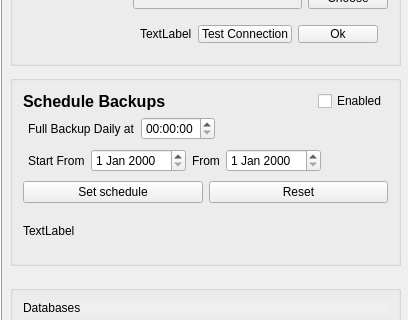
Before: the Qt Designer form ui/mainWindow.ui in desxedada/SQLGDriveBackup, drawn with Qt 5; both pictures show x 0 to 408 and y 144 to 464 of the 408 by 831 pixel window.
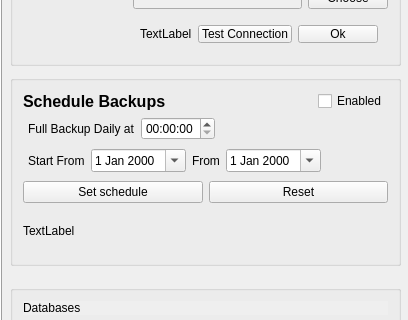
After: the same form once the commit is applied.

```diff
--- a/ui/mainWindow.ui
+++ b/ui/mainWindow.ui
@@ -414,7 +414,11 @@
          </widget>
         </item>
         <item>
-         <widget class="QDateEdit" name="beginDateEdit"/>
+         <widget class="QDateEdit" name="beginDateEdit">
+          <property name="calendarPopup">
+           <bool>true</bool>
+          </property>
+         </widget>
         </item>
         <item>
          <widget class="QLabel" name="label_2">
@@ -424,7 +428,11 @@
          </widget>
         </item>
         <item>
-         <widget class="QDateEdit" name="endDateEdit"/>
+         <widget class="QDateEdit" name="endDateEdit">
+          <property name="calendarPopup">
+           <bool>true</bool>
+          </property>
+         </widget>
         </item>
         <item>
          <spacer name="horizontalSpacer_4">
```
